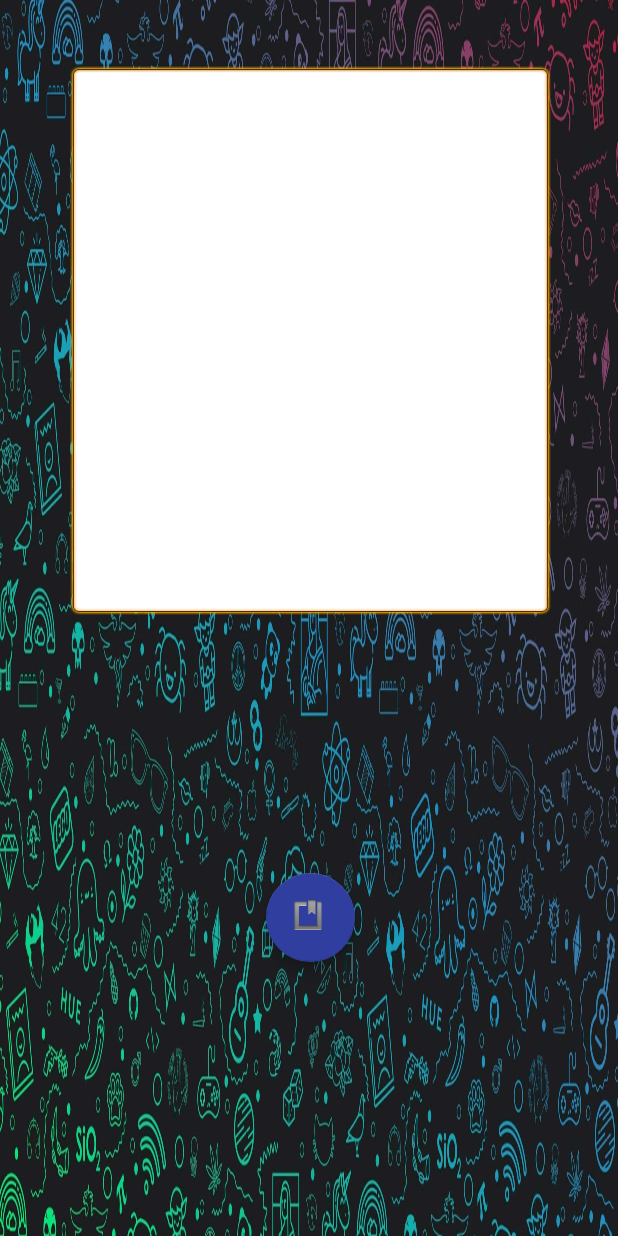
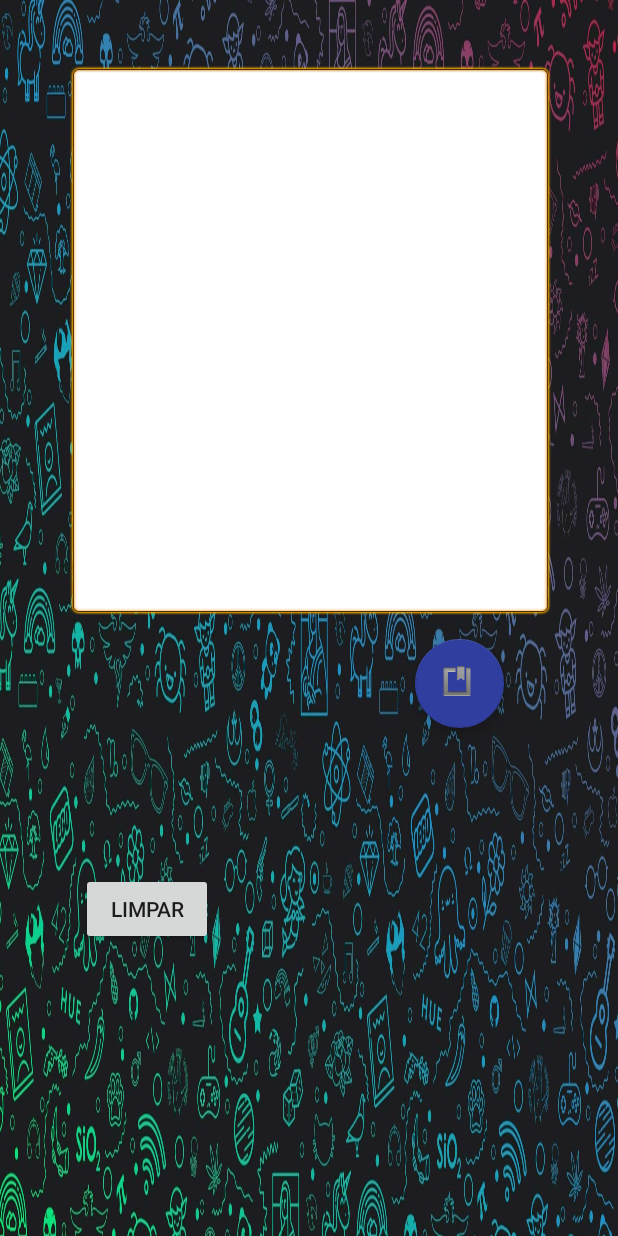
Before and after one commit to Kaiofprates/projetos_android, an Android app: the screen it shows after launch (Main2Activity), after a tap on "Nova nota", on a phone screen of 412 x 824 dp. Run offline under Robolectric (Android 15) with nearby library versions, the phone set to English and light mode, and no system bars; 1 other tap on this screen came first.

Commit message:
botão de limpar

```diff
--- a/projeto_Easy_note/easy_notas/app/src/main/java/com/example/root/easy_notas/Main2Activity.java
+++ b/projeto_Easy_note/easy_notas/app/src/main/java/com/example/root/easy_notas/Main2Activity.java
@@ -17,11 +17,14 @@ public class Main2Activity extends MainActivity {
     private FloatingActionButton botao;
     private EditText texto;
     private SQLiteDatabase banco;
+    private Button limpar;
 
     @Override
     protected void onCreate(Bundle savedInstanceState) {
         super.onCreate(savedInstanceState);
         setContentView(R.layout.activity_main2);
+
+
 
         Bundle info = getIntent().getExtras();
         final String nota = info.getString("nota");
@@ -29,6 +32,13 @@ public class Main2Activity extends MainActivity {
         //Toast.makeText(Main2Activity.this, "essa é a nota = "+nota, Toast.LENGTH_SHORT).show();
 
         // cash
+        limpar = (Button) findViewById(R.id.botao);
+        limpar.setOnClickListener(new View.OnClickListener() {
+            @Override
+            public void onClick(View v) {
+                texto.setText("");
+            }
+        });
 
         botao = (FloatingActionButton) findViewById(R.id.floatingActionButton2);
         texto = (EditText) findViewById(R.id.editText);
--- a/projeto_Easy_note/easy_notas/app/src/main/res/layout/activity_main2.xml
+++ b/projeto_Easy_note/easy_notas/app/src/main/res/layout/activity_main2.xml
@@ -27,14 +27,29 @@
         android:layout_width="65dp"
         android:layout_height="59dp"
         android:layout_marginBottom="27dp"
-        android:layout_marginEnd="162dp"
-        android:layout_marginStart="163dp"
+        android:layout_marginEnd="96dp"
+        android:layout_marginStart="67dp"
         android:layout_marginTop="15dp"
         android:clickable="true"
         android:src="@android:drawable/ic_input_get"
         app:backgroundTint="@color/colorPrimaryDark"
         app:layout_constraintBottom_toBottomOf="parent"
         app:layout_constraintEnd_toEndOf="parent"
+        app:layout_constraintStart_toEndOf="@+id/botao"
+        app:layout_constraintTop_toBottomOf="@+id/editText"
+        app:layout_constraintVertical_bias="0.0" />
+
+    <Button
+        android:id="@+id/botao"
+        android:layout_width="wrap_content"
+        android:layout_height="wrap_content"
+        android:layout_marginBottom="38dp"
+        android:layout_marginEnd="67dp"
+        android:layout_marginStart="74dp"
+        android:layout_marginTop="15dp"
+        android:text="limpar"
+        app:layout_constraintBottom_toBottomOf="parent"
+        app:layout_constraintEnd_toStartOf="@+id/floatingActionButton2"
         app:layout_constraintStart_toStartOf="parent"
         app:layout_constraintTop_toBottomOf="@+id/editText" />
 
```
